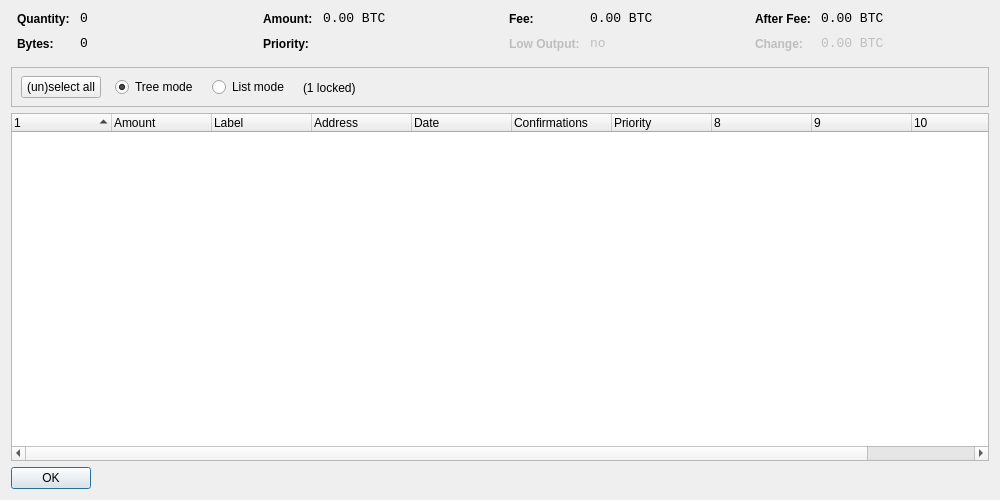
Above: src/qt/forms/coincontroldialog.ui from cryptonexii/murfcoin before the change. Below: the same form after it.
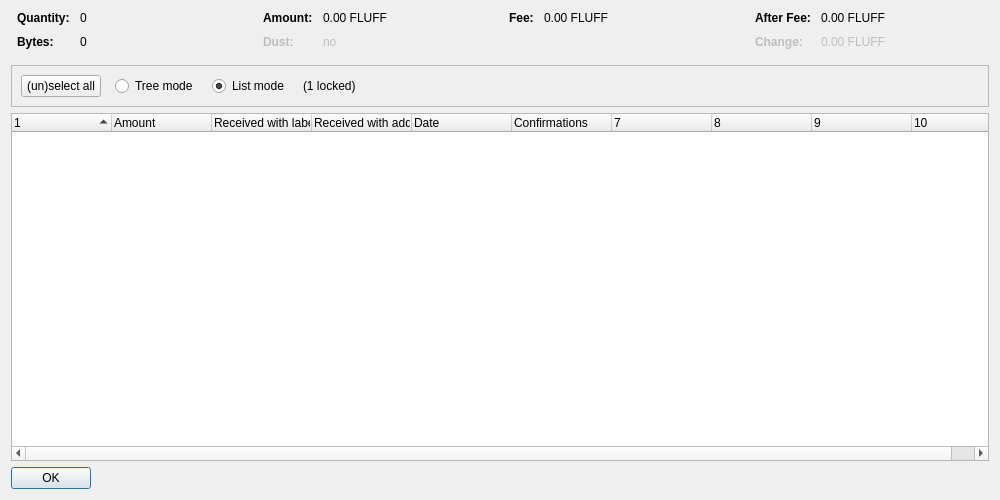
That is the form after the change. Custom widgets are drawn as their Qt base class.

What changed in the file:
```diff
--- a/src/qt/forms/coincontroldialog.ui
+++ b/src/qt/forms/coincontroldialog.ui
@@ -38,8 +38,11 @@
        </property>
        <item row="0" column="0">
         <widget class="QLabel" name="labelCoinControlQuantityText">
-         <property name="styleSheet">
-          <string notr="true">font-weight:bold;</string>
+         <property name="font">
+          <font>
+           <weight>75</weight>
+           <bold>true</bold>
+          </font>
          </property>
          <property name="text">
           <string>Quantity:</string>
@@ -48,12 +51,6 @@
        </item>
        <item row="0" column="1">
         <widget class="QLabel" name="labelCoinControlQuantity">
-         <property name="font">
-          <font>
-           <family>Monospace</family>
-           <pointsize>10</pointsize>
-          </font>
-         </property>
          <property name="cursor">
           <cursorShape>IBeamCursor</cursorShape>
          </property>
@@ -70,8 +67,11 @@
        </item>
        <item row="1" column="0">
         <widget class="QLabel" name="labelCoinControlBytesText">
-         <property name="styleSheet">
-          <string notr="true">font-weight:bold;</string>
+         <property name="font">
+          <font>
+           <weight>75</weight>
+           <bold>true</bold>
+          </font>
          </property>
          <property name="text">
           <string>Bytes:</string>
@@ -80,12 +80,6 @@
        </item>
        <item row="1" column="1">
         <widget class="QLabel" name="labelCoinControlBytes">
-         <property name="font">
-          <font>
-           <family>Monospace</family>
-           <pointsize>10</pointsize>
-          </font>
-         </property>
          <property name="cursor">
           <cursorShape>IBeamCursor</cursorShape>
          </property>
@@ -118,8 +112,11 @@
        </property>
        <item row="0" column="0">
         <widget class="QLabel" name="labelCoinControlAmountText">
-         <property name="styleSheet">
-          <string notr="true">font-weight:bold;</string>
+         <property name="font">
+          <font>
+           <weight>75</weight>
+           <bold>true</bold>
+          </font>
          </property>
          <property name="text">
           <string>Amount:</string>
@@ -128,12 +125,6 @@
        </item>
        <item row="0" column="1">
         <widget class="QLabel" name="labelCoinControlAmount">
-         <property name="font">
-          <font>
-           <family>Monospace</family>
-           <pointsize>10</pointsize>
-          </font>
-         </property>
          <property name="cursor">
           <cursorShape>IBeamCursor</cursorShape>
          </property>
@@ -141,7 +132,7 @@
           <enum>Qt::ActionsContextMenu</enum>
          </property>
          <property name="text">
-          <string notr="true">0.00 BTC</string>
+          <string notr="true">0.00 FLUFF</string>
          </property>
          <property name="textInteractionFlags">
           <set>Qt::LinksAccessibleByMouse|Qt::TextSelectableByKeyboard|Qt::TextSelectableByMouse</set>
@@ -149,22 +140,25 @@
         </widget>
        </item>
        <item row="1" column="0">
-        <widget class="QLabel" name="labelCoinControlPriorityText">
-         <property name="styleSheet">
-          <string notr="true">font-weight:bold;</string>
+        <widget class="QLabel" name="labelCoinControlLowOutputText">
+         <property name="enabled">
+          <bool>false</bool>
+         </property>
+         <property name="font">
+          <font>
+           <weight>75</weight>
+           <bold>true</bold>
+          </font>
          </property>
          <property name="text">
-          <string>Priority:</string>
+          <string>Dust:</string>
          </property>
         </widget>
        </item>
        <item row="1" column="1">
-        <widget class="QLabel" name="labelCoinControlPriority">
-         <property name="font">
-          <font>
-           <family>Monospace</family>
-           <pointsize>10</pointsize>
-          </font>
+        <widget class="QLabel" name="labelCoinControlLowOutput">
+         <property name="enabled">
+          <bool>false</bool>
          </property>
          <property name="cursor">
           <cursorShape>IBeamCursor</cursorShape>
@@ -173,7 +167,7 @@
           <enum>Qt::ActionsContextMenu</enum>
          </property>
          <property name="text">
-          <string/>
+          <string notr="true">no</string>
          </property>
          <property name="textInteractionFlags">
           <set>Qt::LinksAccessibleByMouse|Qt::TextSelectableByKeyboard|Qt::TextSelectableByMouse</set>
@@ -198,8 +192,11 @@
        </property>
        <item row="0" column="0">
         <widget class="QLabel" name="labelCoinControlFeeText">
-         <property name="styleSheet">
-          <string notr="true">font-weight:bold;</string>
+         <property name="font">
+          <font>
+           <weight>75</weight>
+           <bold>true</bold>
+          </font>
          </property>
          <property name="text">
           <string>Fee:</string>
@@ -208,12 +205,6 @@
        </item>
        <item row="0" column="1">
         <widget class="QLabel" name="labelCoinControlFee">
-         <property name="font">
-          <font>
-           <family>Monospace</family>
-           <pointsize>10</pointsize>
-          </font>
-         </property>
          <property name="cursor">
           <cursorShape>IBeamCursor</cursorShape>
          </property>
@@ -221,45 +212,7 @@
           <enum>Qt::ActionsContextMenu</enum>
          </property>
          <property name="text">
-          <string notr="true">0.00 BTC</string>
-         </property>
-         <property name="textInteractionFlags">
-          <set>Qt::LinksAccessibleByMouse|Qt::TextSelectableByKeyboard|Qt::TextSelectableByMouse</set>
-         </property>
-        </widget>
-       </item>
-       <item row="1" column="0">
-        <widget class="QLabel" name="labelCoinControlLowOutputText">
-         <property name="enabled">
-          <bool>false</bool>
-         </property>
-         <property name="styleSheet">
-          <string notr="true">font-weight:bold;</string>
-         </property>
-         <property name="text">
-          <string>Low Output:</string>
-         </property>
-        </widget>
-       </item>
-       <item row="1" column="1">
-        <widget class="QLabel" name="labelCoinControlLowOutput">
-         <property name="enabled">
-          <bool>false</bool>
-         </property>
-         <property name="font">
-          <font>
-           <family>Monospace</family>
-           <pointsize>10</pointsize>
-          </font>
-         </property>
-         <property name="cursor">
-          <cursorShape>IBeamCursor</cursorShape>
-         </property>
-         <property name="contextMenuPolicy">
-          <enum>Qt::ActionsContextMenu</enum>
-         </property>
-         <property name="text">
-          <string>no</string>
+          <string notr="true">0.00 FLUFF</string>
          </property>
          <property name="textInteractionFlags">
           <set>Qt::LinksAccessibleByMouse|Qt::TextSelectableByKeyboard|Qt::TextSelectableByMouse</set>
@@ -284,8 +237,11 @@
        </property>
        <item row="0" column="0">
         <widget class="QLabel" name="labelCoinControlAfterFeeText">
-         <property name="styleSheet">
-          <string notr="true">font-weight:bold;</string>
+         <property name="font">
+          <font>
+           <weight>75</weight>
+           <bold>true</bold>
+          </font>
          </property>
          <property name="text">
           <string>After Fee:</string>
@@ -294,12 +250,6 @@
        </item>
        <item row="0" column="1">
         <widget class="QLabel" name="labelCoinControlAfterFee">
-         <property name="font">
-          <font>
-           <family>Monospace</family>
-           <pointsize>10</pointsize>
-          </font>
-         </property>
          <property name="cursor">
           <cursorShape>IBeamCursor</cursorShape>
          </property>
@@ -307,7 +257,7 @@
           <enum>Qt::ActionsContextMenu</enum>
          </property>
          <property name="text">
-          <string notr="true">0.00 BTC</string>
+          <string notr="true">0.00 FLUFF</string>
          </property>
          <property name="textInteractionFlags">
           <set>Qt::LinksAccessibleByMouse|Qt::TextSelectableByKeyboard|Qt::TextSelectableByMouse</set>
@@ -319,8 +269,11 @@
          <property name="enabled">
           <bool>false</bool>
          </property>
-         <property name="styleSheet">
-          <string notr="true">font-weight:bold;</string>
+         <property name="font">
+          <font>
+           <weight>75</weight>
+           <bold>true</bold>
+          </font>
          </property>
          <property name="text">
           <string>Change:</string>
@@ -332,12 +285,6 @@
          <property name="enabled">
           <bool>false</bool>
          </property>
-         <property name="font">
-          <font>
-           <family>Monospace</family>
-           <pointsize>10</pointsize>
-          </font>
-         </property>
          <property name="cursor">
           <cursorShape>IBeamCursor</cursorShape>
          </property>
@@ -345,7 +292,7 @@
           <enum>Qt::ActionsContextMenu</enum>
          </property>
          <property name="text">
-          <string notr="true">0.00 BTC</string>
+          <string notr="true">0.00 FLUFF</string>
          </property>
          <property name="textInteractionFlags">
           <set>Qt::LinksAccessibleByMouse|Qt::TextSelectableByKeyboard|Qt::TextSelectableByMouse</set>
@@ -370,15 +317,8 @@
      <property name="frameShadow">
       <enum>QFrame::Sunken</enum>
      </property>
-     <widget class="QWidget" name="horizontalLayoutWidget">
-      <property name="geometry">
-       <rect>
-        <x>10</x>
-        <y>0</y>
-        <width>781</width>
-        <height>41</height>
-       </rect>
-      </property>
+     <layout class="QHBoxLayout" name="horizontalLayout">
+      <item>
       <layout class="QHBoxLayout" name="horizontalLayoutPanel" stretch="0,0,0,0,0">
        <property name="spacing">
         <number>14</number>
@@ -394,6 +334,9 @@
          <property name="text">
           <string>(un)select all</string>
          </property>
+          <property name="autoDefault">
+           <bool>false</bool>
+          </property>
         </widget>
        </item>
        <item>
@@ -407,9 +350,6 @@
          <property name="text">
           <string>Tree mode</string>
          </property>
-         <property name="checked">
-          <bool>true</bool>
-         </property>
         </widget>
        </item>
        <item>
@@ -423,6 +363,9 @@
          <property name="text">
           <string>List mode</string>
          </property>
+          <property name="checked">
+           <bool>true</bool>
+          </property>
         </widget>
        </item>
        <item>
@@ -446,7 +389,8 @@
         </spacer>
        </item>
       </layout>
-     </widget>
+      </item>
+     </layout>
     </widget>
    </item>
    <item>
@@ -458,7 +402,7 @@
       <bool>false</bool>
      </property>
      <property name="columnCount">
-      <number>11</number>
+      <number>10</number>
      </property>
      <attribute name="headerShowSortIndicator" stdset="0">
       <bool>true</bool>
@@ -478,12 +422,12 @@
      </column>
      <column>
       <property name="text">
-       <string notr="true">Label</string>
+       <string>Received with label</string>
       </property>
      </column>
      <column>
       <property name="text">
-       <string>Address</string>
+       <string>Received with address</string>
       </property>
      </column>
      <column>
@@ -499,11 +443,6 @@
        <string>Confirmed</string>
       </property>
      </column>
-     <column>
-      <property name="text">
-       <string>Priority</string>
-      </property>
-     </column>
      <column>
       <property name="text">
        <string/>
```
Left out of the diff: 4 changed lines with no effect on the pictures. Lines whose indentation alone changed are shown as unchanged.
